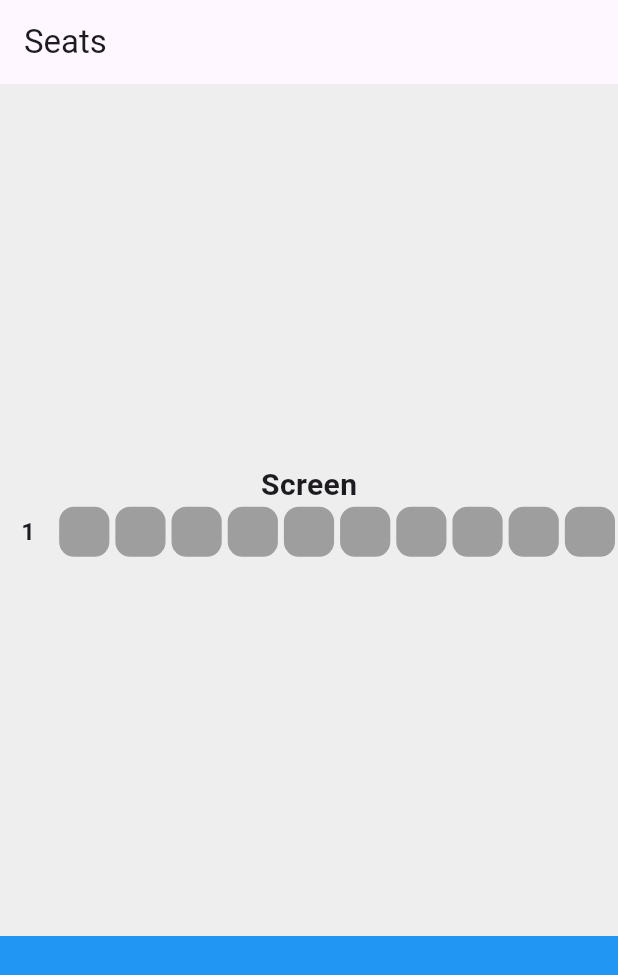
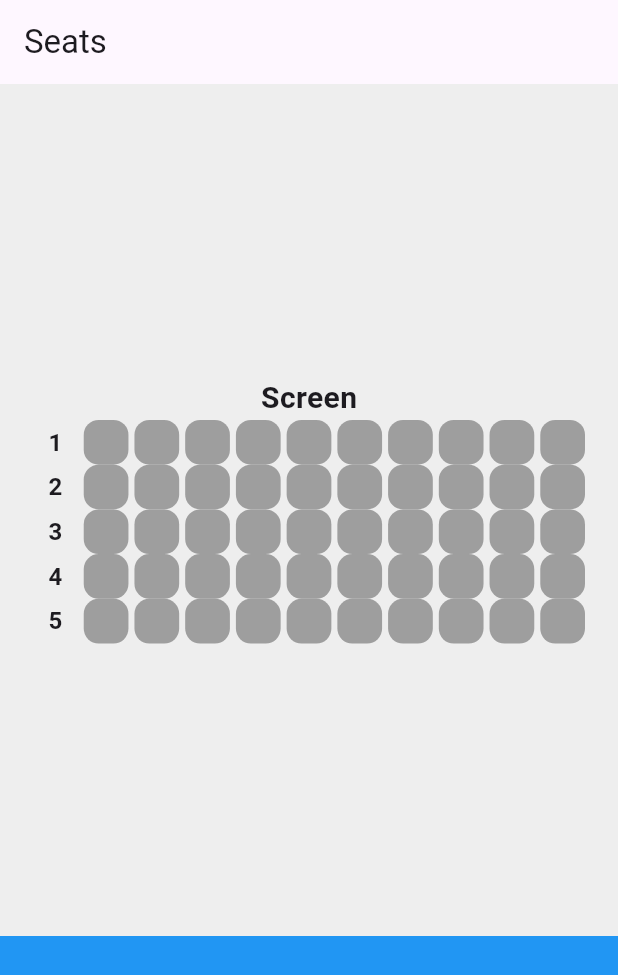
Before and after one commit to hippieperm/flutter_seat_app, a Flutter app: the screen it shows after launch, on a phone screen of 412 x 824 dp. Shown: the top 975 px of the screen. Run offline on Flutter 3.47's test engine with Material 3 defaults, Android fonts, the phone set to English and light mode, and no system bars.

Commit message:
SeatSelectBox 위젯 수정: 여러 개의 행을 추가하고, 행 번호를 동적으로 생성하여 코드 간결성 및 UI 개선

```diff
--- a/lib/seat_select_box.dart
+++ b/lib/seat_select_box.dart
@@ -16,12 +16,25 @@ class SeatSelectBox extends StatelessWidget {
               fontWeight: FontWeight.bold,
             ),
           ),
-          Row(
+          row(1),
+          row(2),
+          row(3),
+          row(4),
+          row(5),
+        ],
+      ),
+    );
+  }
+
+  Padding row(int rowNum) {
+    return Padding(
+      padding: const EdgeInsets.symmetric(horizontal: 20),
+      child: Row(
         children: [
           Expanded(
             child: Center(
               child: Text(
-                    '1',
+                '$rowNum',
                 style: TextStyle(
                   fontSize: 16,
                   fontWeight: FontWeight.bold,
@@ -39,8 +52,6 @@ class SeatSelectBox extends StatelessWidget {
           seat(),
           seat(),
           seat(),
-            ],
-          ),
         ],
       ),
     );
```
Lines whose indentation alone changed are shown as unchanged.
